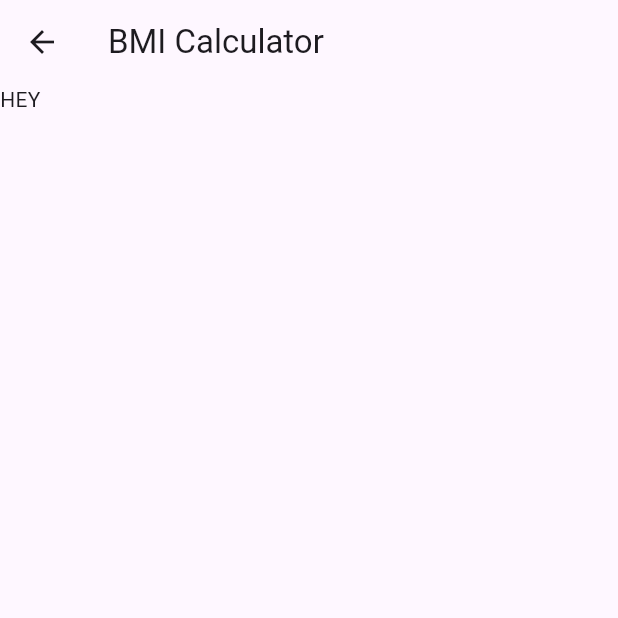
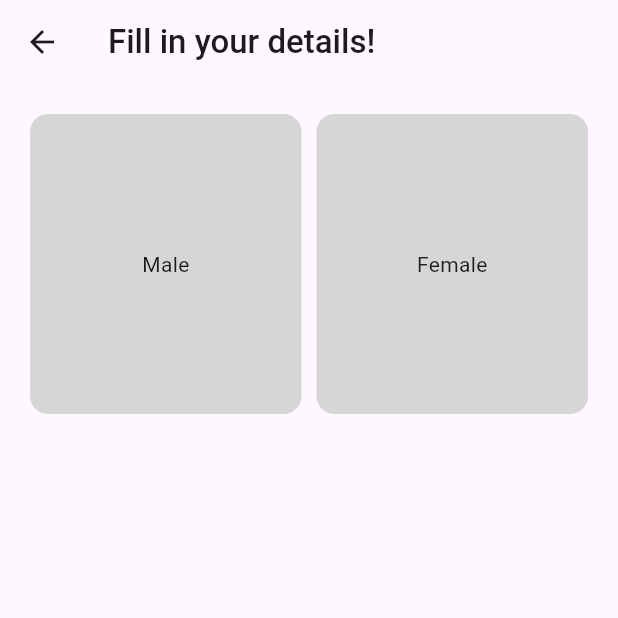
Before and after one commit to mohdshahzil/bmi_calculator, a Flutter app: the HomeScreen screen opened directly, on a phone screen of 412 x 824 dp, the top half of it. Run offline on Flutter 3.47's test engine with Material 3 defaults, Android fonts, the phone set to English and light mode, and no system bars; our stand-ins replace animated_text_kit.

Commit message:
box added

```diff
--- a/lib/home_screen.dart
+++ b/lib/home_screen.dart
@@ -7,9 +7,43 @@ class HomeScreen extends StatelessWidget {
   Widget build(BuildContext context) {
     return Scaffold(
       appBar: AppBar(
-        title: const Text('BMI Calculator'),
+        title: const Text('Fill in your details!',
+            style: TextStyle(fontWeight: FontWeight.w500)),
       ),
-      body: Text('HEY'),
+      body: Container(
+          margin: const EdgeInsets.all(15.0),
+          child: Column(
+            children: [
+              Row(
+                children: [
+                  Expanded(
+                    child: Container(
+                        margin: const EdgeInsets.all(5),
+                        height: 200,
+                        decoration: BoxDecoration(
+                          color: Colors.grey[350],
+                          borderRadius: BorderRadius.circular(12),
+                        ),
+                        child: const Center(
+                          child: Text('Male'),
+                        )),
+                  ),
+                  Expanded(
+                    child: Container(
+                        margin: const EdgeInsets.all(5),
+                        height: 200,
+                        decoration: BoxDecoration(
+                          color: Colors.grey[350],
+                          borderRadius: BorderRadius.circular(12),
+                        ),
+                        child: const Center(
+                          child: Text('Female'),
+                        )),
+                  ),
+                ],
+              )
+            ],
+          )),
     );
   }
 }
```
